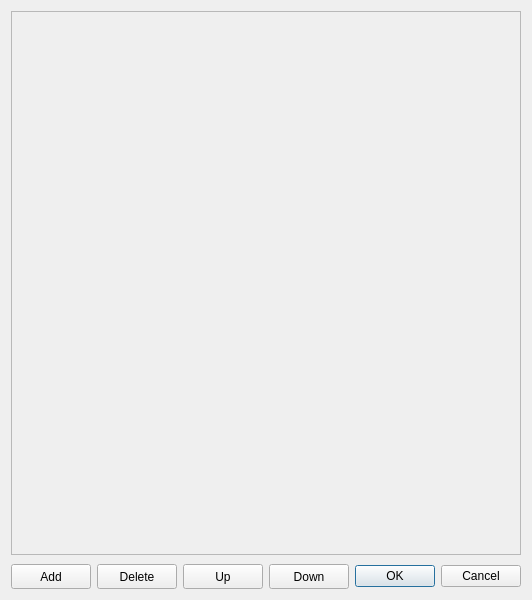
The window that src/appleseed.studio/mainwindow/project/disneymaterialentityeditor.ui (appleseedhq/appleseed) describes before a commit, drawn with Qt 5.
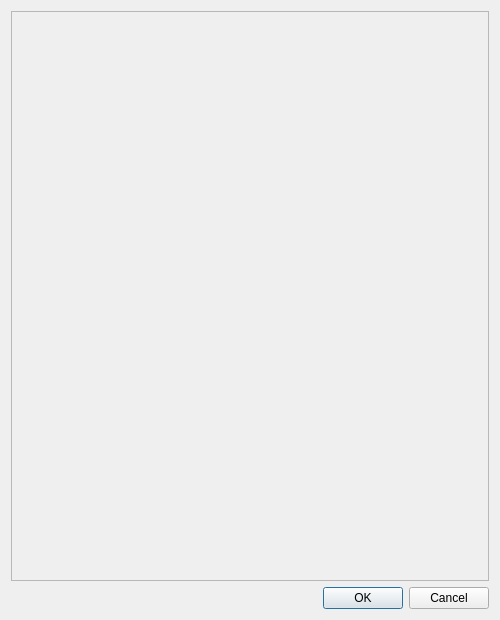
The same window after the commit.

Commit message:
Moved the four buttons from the buttom
- The delete, layer up, layer down and the new fold button
are inside a Layer Widget.
- There is a single big add button at the end of the layer stack.

Diff of the .ui file:
```diff
--- a/src/appleseed.studio/mainwindow/project/disneymaterialentityeditor.ui
+++ b/src/appleseed.studio/mainwindow/project/disneymaterialentityeditor.ui
@@ -10,7 +10,7 @@
     <x>0</x>
     <y>0</y>
     <width>500</width>
-    <height>600</height>
+    <height>620</height>
    </rect>
   </property>
   <property name="windowTitle">
@@ -28,129 +28,18 @@
         <x>0</x>
         <y>0</y>
         <width>546</width>
-        <height>543</height>
+        <height>547</height>
        </rect>
       </property>
      </widget>
     </widget>
    </item>
-   <item row="2" column="0">
-    <layout class="QGridLayout" name="gridLayout_2">
-     <property name="topMargin">
-      <number>3</number>
+   <item row="1" column="0">
+    <widget class="QDialogButtonBox" name="buttonBox">
+     <property name="standardButtons">
+      <set>QDialogButtonBox::Cancel|QDialogButtonBox::Ok</set>
      </property>
-     <item row="0" column="0">
-      <widget class="QPushButton" name="add_button">
-       <property name="sizePolicy">
-        <sizepolicy hsizetype="Fixed" vsizetype="Fixed">
-         <horstretch>0</horstretch>
-         <verstretch>0</verstretch>
-        </sizepolicy>
-       </property>
-       <property name="minimumSize">
-        <size>
-         <width>0</width>
-         <height>25</height>
-        </size>
-       </property>
-       <property name="toolTip">
-        <string>Add layer</string>
-       </property>
-       <property name="text">
-        <string>Add</string>
-       </property>
-      </widget>
-     </item>
-     <item row="0" column="1">
-      <widget class="QPushButton" name="delete_button">
-       <property name="sizePolicy">
-        <sizepolicy hsizetype="Fixed" vsizetype="Fixed">
-         <horstretch>0</horstretch>
-         <verstretch>0</verstretch>
-        </sizepolicy>
-       </property>
-       <property name="minimumSize">
-        <size>
-         <width>0</width>
-         <height>25</height>
-        </size>
-       </property>
-       <property name="toolTip">
-        <string>Delete layer</string>
-       </property>
-       <property name="text">
-        <string>Delete</string>
-       </property>
-      </widget>
-     </item>
-     <item row="0" column="4">
-      <spacer name="horizontalspacer">
-       <property name="orientation">
-        <enum>Qt::Horizontal</enum>
-       </property>
-       <property name="sizeHint" stdset="0">
-        <size>
-         <width>40</width>
-         <height>20</height>
-        </size>
-       </property>
-      </spacer>
-     </item>
-     <item row="0" column="5">
-      <widget class="QDialogButtonBox" name="buttonbox">
-       <property name="sizePolicy">
-        <sizepolicy hsizetype="Fixed" vsizetype="Fixed">
-         <horstretch>0</horstretch>
-         <verstretch>0</verstretch>
-        </sizepolicy>
-       </property>
-       <property name="layoutDirection">
-        <enum>Qt::LeftToRight</enum>
-       </property>
-       <property name="standardButtons">
-        <set>QDialogButtonBox::Cancel|QDialogButtonBox::Ok</set>
-       </property>
-      </widget>
-     </item>
-     <item row="0" column="2">
-      <widget class="QPushButton" name="up_button">
-       <property name="sizePolicy">
-        <sizepolicy hsizetype="Fixed" vsizetype="Fixed">
-         <horstretch>0</horstretch>
-         <verstretch>0</verstretch>
-        </sizepolicy>
-       </property>
-       <property name="minimumSize">
-        <size>
-         <width>0</width>
-         <height>25</height>
-        </size>
-       </property>
-       <property name="text">
-        <string>Up</string>
-       </property>
-      </widget>
-     </item>
-     <item row="0" column="3">
-      <widget class="QPushButton" name="down_button">
-       <property name="sizePolicy">
-        <sizepolicy hsizetype="Fixed" vsizetype="Fixed">
-         <horstretch>0</horstretch>
-         <verstretch>0</verstretch>
-        </sizepolicy>
-       </property>
-       <property name="minimumSize">
-        <size>
-         <width>0</width>
-         <height>25</height>
-        </size>
-       </property>
-       <property name="text">
-        <string>Down</string>
-       </property>
-      </widget>
-     </item>
-    </layout>
+    </widget>
    </item>
   </layout>
  </widget>
```
The commit also changes 7 other files.
